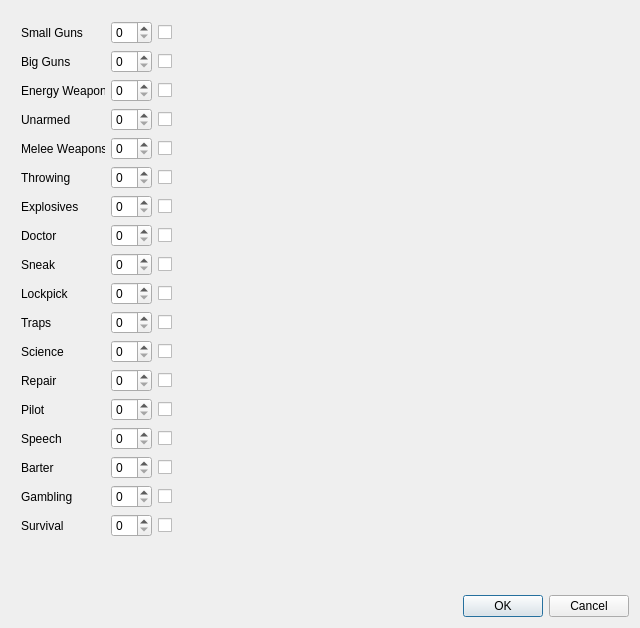
Before: the Qt Designer form character-creator/ui/new_character_dialogue.ui in DarthBubi/fallout-pnp-character-creator, drawn with Qt 5.
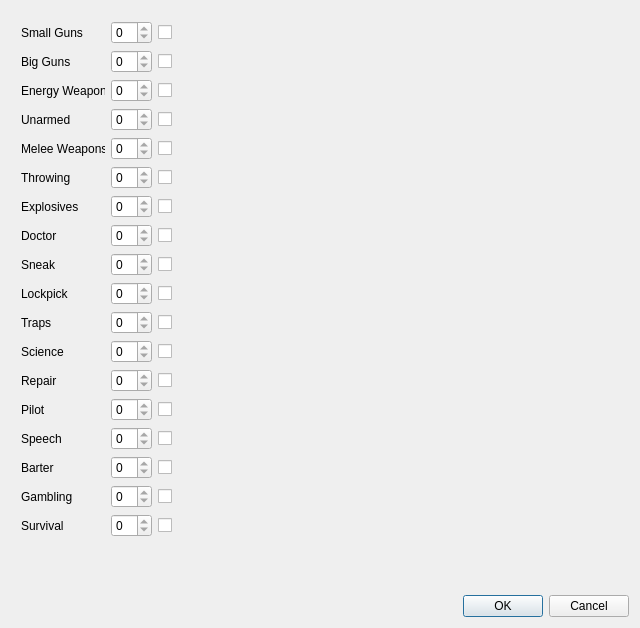
After: the same form once the commit is applied. The open tabs and pages were chosen to show the change.

Commit message: Make skill spinboxes read-only

Diff of the .ui file:
```diff
--- a/character-creator/ui/new_character_dialogue.ui
+++ b/character-creator/ui/new_character_dialogue.ui
@@ -310,10 +310,18 @@
          </widget>
         </item>
         <item row="6" column="1">
-         <widget class="QSpinBox" name="explosivesBox"/>
+         <widget class="QSpinBox" name="explosivesBox">
+          <property name="readOnly">
+           <bool>true</bool>
+          </property>
+         </widget>
         </item>
         <item row="8" column="1">
-         <widget class="QSpinBox" name="sneakBox"/>
+         <widget class="QSpinBox" name="sneakBox">
+          <property name="readOnly">
+           <bool>true</bool>
+          </property>
+         </widget>
         </item>
         <item row="13" column="0">
          <widget class="QLabel" name="pilotLabel">
@@ -336,7 +344,11 @@
          </widget>
         </item>
         <item row="4" column="1">
-         <widget class="QSpinBox" name="meleeWeaponsBox"/>
+         <widget class="QSpinBox" name="meleeWeaponsBox">
+          <property name="readOnly">
+           <bool>true</bool>
+          </property>
+         </widget>
         </item>
         <item row="12" column="0">
          <widget class="QLabel" name="repairLabel">
@@ -349,7 +361,11 @@
          </widget>
         </item>
         <item row="2" column="1">
-         <widget class="QSpinBox" name="energyWeaponsBox"/>
+         <widget class="QSpinBox" name="energyWeaponsBox">
+          <property name="readOnly">
+           <bool>true</bool>
+          </property>
+         </widget>
         </item>
         <item row="16" column="0">
          <widget class="QLabel" name="gamblingLabel">
@@ -362,7 +378,11 @@
          </widget>
         </item>
         <item row="3" column="1">
-         <widget class="QSpinBox" name="unarmedBox"/>
+         <widget class="QSpinBox" name="unarmedBox">
+          <property name="readOnly">
+           <bool>true</bool>
+          </property>
+         </widget>
         </item>
         <item row="14" column="0">
          <widget class="QLabel" name="speechLabel">
@@ -425,16 +445,32 @@
          </widget>
         </item>
         <item row="0" column="1">
-         <widget class="QSpinBox" name="smallGunsBox"/>
+         <widget class="QSpinBox" name="smallGunsBox">
+          <property name="readOnly">
+           <bool>true</bool>
+          </property>
+         </widget>
         </item>
         <item row="14" column="1">
-         <widget class="QSpinBox" name="speechBox"/>
+         <widget class="QSpinBox" name="speechBox">
+          <property name="readOnly">
+           <bool>true</bool>
+          </property>
+         </widget>
         </item>
         <item row="1" column="1">
-         <widget class="QSpinBox" name="bigGunsBox"/>
+         <widget class="QSpinBox" name="bigGunsBox">
+          <property name="readOnly">
+           <bool>true</bool>
+          </property>
+         </widget>
         </item>
         <item row="10" column="1">
-         <widget class="QSpinBox" name="trapsBox"/>
+         <widget class="QSpinBox" name="trapsBox">
+          <property name="readOnly">
+           <bool>true</bool>
+          </property>
+         </widget>
         </item>
         <item row="15" column="0">
          <widget class="QLabel" name="barterLabel">
@@ -447,7 +483,11 @@
          </widget>
         </item>
         <item row="17" column="1">
-         <widget class="QSpinBox" name="survivalBox"/>
+         <widget class="QSpinBox" name="survivalBox">
+          <property name="readOnly">
+           <bool>true</bool>
+          </property>
+         </widget>
         </item>
         <item row="6" column="0">
          <widget class="QLabel" name="explosivesLabel">
@@ -460,7 +500,11 @@
          </widget>
         </item>
         <item row="12" column="1">
-         <widget class="QSpinBox" name="repairBox"/>
+         <widget class="QSpinBox" name="repairBox">
+          <property name="readOnly">
+           <bool>true</bool>
+          </property>
+         </widget>
         </item>
         <item row="8" column="0">
          <widget class="QLabel" name="sneakLabel">
@@ -473,10 +517,18 @@
          </widget>
         </item>
         <item row="13" column="1">
-         <widget class="QSpinBox" name="pilotBox"/>
+         <widget class="QSpinBox" name="pilotBox">
+          <property name="readOnly">
+           <bool>true</bool>
+          </property>
+         </widget>
         </item>
         <item row="15" column="1">
-         <widget class="QSpinBox" name="barterBox"/>
+         <widget class="QSpinBox" name="barterBox">
+          <property name="readOnly">
+           <bool>true</bool>
+          </property>
+         </widget>
         </item>
         <item row="1" column="0">
          <widget class="QLabel" name="bigGunsLabel">
@@ -499,7 +551,11 @@
          </widget>
         </item>
         <item row="16" column="1">
-         <widget class="QSpinBox" name="gamblingBox"/>
+         <widget class="QSpinBox" name="gamblingBox">
+          <property name="readOnly">
+           <bool>true</bool>
+          </property>
+         </widget>
         </item>
         <item row="4" column="0">
          <widget class="QLabel" name="meleeWeaponsLabel">
@@ -512,10 +568,18 @@
          </widget>
         </item>
         <item row="7" column="1">
-         <widget class="QSpinBox" name="doctorBox"/>
+         <widget class="QSpinBox" name="doctorBox">
+          <property name="readOnly">
+           <bool>true</bool>
+          </property>
+         </widget>
         </item>
         <item row="5" column="1">
-         <widget class="QSpinBox" name="throwingBox"/>
+         <widget class="QSpinBox" name="throwingBox">
+          <property name="readOnly">
+           <bool>true</bool>
+          </property>
+         </widget>
         </item>
         <item row="2" column="0">
          <widget class="QLabel" name="energyWeaponsLabel">
@@ -528,10 +592,18 @@
          </widget>
         </item>
         <item row="11" column="1">
-         <widget class="QSpinBox" name="scienceBox"/>
+         <widget class="QSpinBox" name="scienceBox">
+          <property name="readOnly">
+           <bool>true</bool>
+          </property>
+         </widget>
         </item>
         <item row="9" column="1">
-         <widget class="QSpinBox" name="lockpickBox"/>
+         <widget class="QSpinBox" name="lockpickBox">
+          <property name="readOnly">
+           <bool>true</bool>
+          </property>
+         </widget>
         </item>
         <item row="3" column="2">
          <widget class="QCheckBox" name="unarmedTag">
```
Left out of the diff: 2 changed lines with no effect on the pictures. The commit also changes 1 other file.
